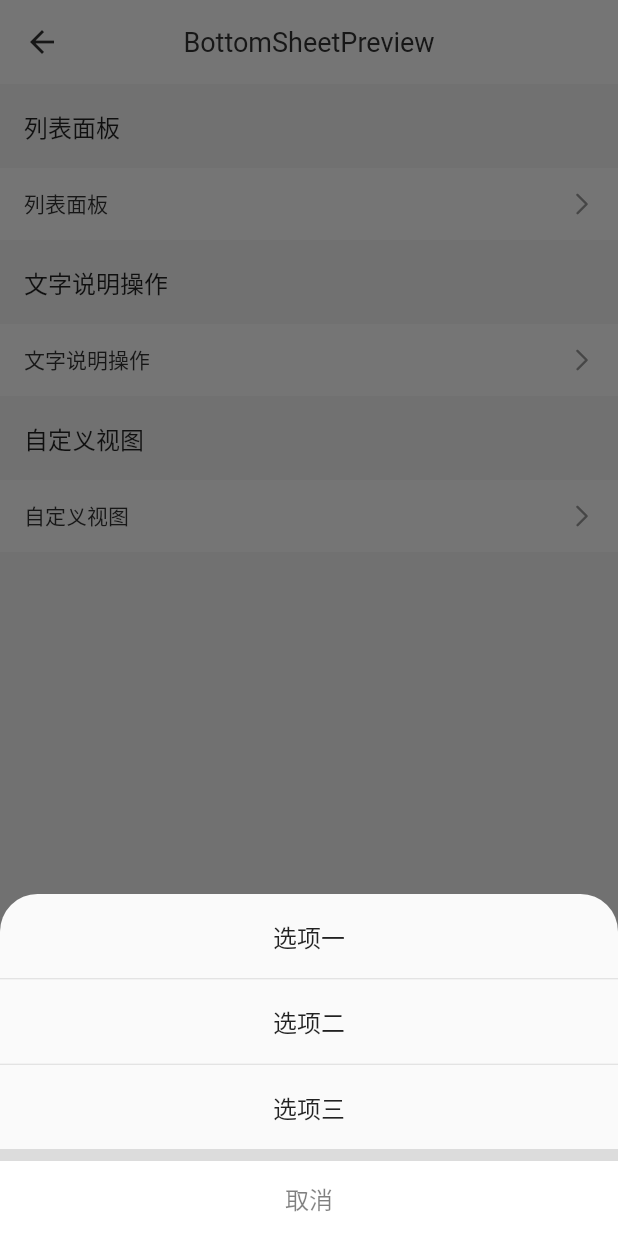
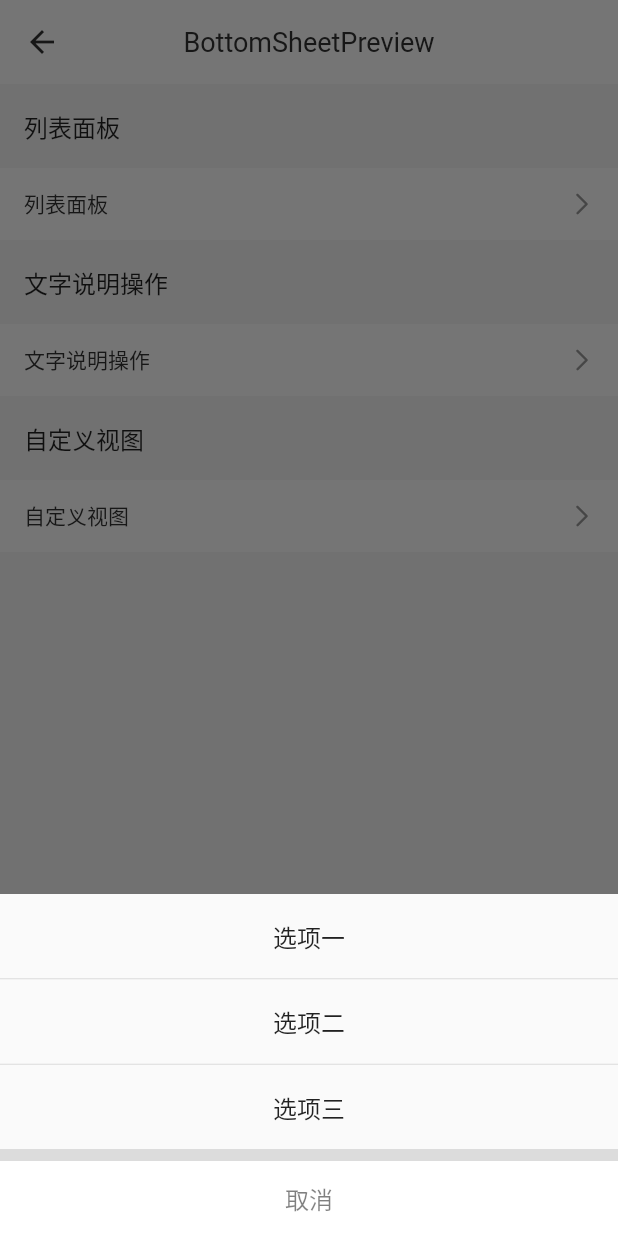
Before and after one commit to hello-coder-xu/voo, a Flutter app: the BottomSheetPage screen opened directly, after a tap on "列表面板", on a phone screen of 412 x 824 dp. Run offline on Flutter 3.47's test engine with Material 2 defaults, Android fonts, the phone set to English and light mode, and no system bars; statements that could not run were skipped.

Commit message:
调整部分文件

```diff
--- a/example/lib/page/bottomsheet/index.dart
+++ b/example/lib/page/bottomsheet/index.dart
@@ -43,10 +43,8 @@ class BottomSheetPage extends StatelessWidget {
 
   //
   void listPanel(BuildContext context) {
-    showModalBottomSheet(
+    VooBottomSheet.showListView(
       context: context,
-      shape: RoundedRectangleBorder(borderRadius: BorderRadius.vertical(top: Radius.circular(25.0))),
-      builder: (context) => VBottomSheetOptionView(
       list: ["选项一", "选项二", "选项三"],
       onSelect: (value) {
         VooToast.showToast(context, msg: value);
@@ -54,16 +52,13 @@ class BottomSheetPage extends StatelessWidget {
       onCancel: () {
         VooToast.showToast(context, msg: '点击取消');
       },
-      ),
     );
   }
 
   //
   void textOperation(BuildContext context) {
-    showModalBottomSheet(
+    VooBottomSheet.showDescribeView(
       context: context,
-      shape: RoundedRectangleBorder(borderRadius: BorderRadius.vertical(top: Radius.circular(25.0))),
-      builder: (context) => VBottomSheetTextView(
       child: Container(
         padding: EdgeInsets.all(16),
         child: Text('这是一个不可逆转的操作，用户需谨慎考虑再做出选择，这里是一个再次确认提醒。'),
@@ -74,15 +69,14 @@ class BottomSheetPage extends StatelessWidget {
       onCancel: () {
         VooToast.showToast(context, msg: '点击取消');
       },
-      ),
     );
   }
 
   //
   void customOperation(BuildContext context) {
-    showModalBottomSheet(
+    VooBottomSheet.showCustomView(
       context: context,
-      builder: (context) => Container(
+      child: Container(
         height: 300,
         child: Column(
           mainAxisAlignment: MainAxisAlignment.center,
--- a/example/lib/page/cell_password/index.dart
+++ b/example/lib/page/cell_password/index.dart
@@ -1,6 +1,10 @@
+import 'package:voo/button/index.dart';
+import 'package:voo/cell/voo_cell_field.dart';
+import 'package:voo/field/index.dart';
+
 import '../../comm/ui_component.dart';
 import 'package:flutter/material.dart';
-import 'package:voo/voo.dart';
+
 
 ///密码输入框
 class PasswordCellPage extends StatelessWidget {
--- a/example/lib/page/collapse/index.dart
+++ b/example/lib/page/collapse/index.dart
@@ -1,6 +1,9 @@
+import 'package:voo/collapse/voo_collapse_bean.dart';
+import 'package:voo/collapse/voo_group_collapse.dart';
+
 import '../../comm/ui_component.dart';
 import 'package:flutter/material.dart';
-import 'package:voo/voo.dart';
+
 
 ///折叠视图
 class CollapsePage extends StatefulWidget {
--- a/example/lib/page/dialog/index.dart
+++ b/example/lib/page/dialog/index.dart
@@ -1,6 +1,9 @@
+import 'package:voo/dialog/index.dart';
+import 'package:voo/icon/index.dart';
+import 'package:voo/toast/index.dart';
+
 import '../../comm/ui_component.dart';
 import 'package:flutter/material.dart';
-import 'package:voo/voo.dart';
 
 ///对话框
 class DialogPage extends StatelessWidget {
--- a/example/lib/page/error/index.dart
+++ b/example/lib/page/error/index.dart
@@ -1,6 +1,7 @@
+import 'package:voo/error_page/index.dart';
+
 import '../../comm/ui_component.dart';
 import 'package:flutter/material.dart';
-import 'package:voo/voo.dart';
 
 ///异常页面
 class ErrorPage extends StatelessWidget {
--- a/example/lib/page/filter/index.dart
+++ b/example/lib/page/filter/index.dart
@@ -1,8 +1,12 @@
 import 'package:example/comm/platform_utils.dart';
+import 'package:voo/filter/index.dart';
+import 'package:voo/filter/voo_filter_bean.dart';
+import 'package:voo/filter/voo_filter_content.dart';
+import 'package:voo/filter/voo_filter_tab.dart';
 
 import '../../comm/ui_component.dart';
 import 'package:flutter/material.dart';
-import 'package:voo/voo.dart';
+
 
 ///筛选页面
 class FilterPage extends StatefulWidget {
--- a/example/lib/page/guide/index.dart
+++ b/example/lib/page/guide/index.dart
@@ -1,6 +1,9 @@
+import 'package:voo/button/index.dart';
+import 'package:voo/guide/voo_mask.dart';
+import 'package:voo/util/index.dart';
+
 import '../../comm/ui_component.dart';
 import 'package:flutter/material.dart';
-import 'package:voo/voo.dart';
 
 ///蒙版页面
 class GuidePage extends StatefulWidget {
--- a/example/lib/page/picker/date_time_picker.dart
+++ b/example/lib/page/picker/date_time_picker.dart
@@ -1,6 +1,9 @@
+import 'package:voo/picker/picker_bean.dart';
+import 'package:voo/picker/voo_picker.dart';
+import 'package:voo/toast/index.dart';
+
 import '../../comm/ui_component.dart';
 import 'package:flutter/material.dart';
-import 'package:voo/voo.dart';
 
 ///时间选择器
 class DateTimePickerPage extends StatelessWidget {
--- a/example/lib/page/search_bar/index.dart
+++ b/example/lib/page/search_bar/index.dart
@@ -1,6 +1,9 @@
+import 'package:voo/field/index.dart';
+import 'package:voo/icon/index.dart';
+import 'package:voo/search_bar/index.dart';
+
 import '../../comm/ui_component.dart';
 import 'package:flutter/material.dart';
-import 'package:voo/voo.dart';
 
 ///搜索栏
 class SearchBarPage extends StatelessWidget {
--- a/example/pubspec.yaml
+++ b/example/pubspec.yaml
@@ -11,7 +11,7 @@ dependencies:
   flutter:
     sdk: flutter
 
-  cupertino_icons: ^1.0.1
+  cupertino_icons: ^0.1.3
   voo:
     path: ../
 
--- a/lib/bottom_sheet/index.dart
+++ b/lib/bottom_sheet/index.dart
@@ -1,4 +1,145 @@
 import 'package:flutter/material.dart';
+
+class VooBottomSheet {
+  //底部菜单-列表
+  static Future showListView({
+    @required BuildContext context,
+    List<String> list,
+    Color backgroundColor,
+    double elevation,
+    ShapeBorder shape,
+    Clip clipBehavior,
+    Color barrierColor,
+    bool isScrollControlled = false,
+    bool useRootNavigator = false,
+    bool isDismissible = true,
+    bool enableDrag = true,
+    RouteSettings routeSettings,
+    bool isTopRound = false,
+    Function(String value) onSelect,
+    VoidCallback onCancel,
+  }) {
+    WidgetBuilder builder = (context) => VBottomSheetOptionView(list: list, onSelect: onSelect, onCancel: onCancel);
+    return _show(
+      context: context,
+      builder: builder,
+      backgroundColor: backgroundColor,
+      elevation: elevation,
+      shape: shape ?? isTopRound
+          ? RoundedRectangleBorder(borderRadius: BorderRadius.vertical(top: Radius.circular(25.0)))
+          : null,
+      clipBehavior: clipBehavior,
+      barrierColor: barrierColor,
+      isScrollControlled: isScrollControlled,
+      useRootNavigator: useRootNavigator,
+      isDismissible: isDismissible,
+      enableDrag: enableDrag,
+      routeSettings: routeSettings,
+    );
+  }
+
+  static Future showDescribeView({
+    @required BuildContext context,
+    @required Widget child,
+    Color backgroundColor,
+    double elevation,
+    ShapeBorder shape,
+    Clip clipBehavior,
+    Color barrierColor,
+    bool isScrollControlled = false,
+    bool useRootNavigator = false,
+    bool isDismissible = true,
+    bool enableDrag = true,
+    RouteSettings routeSettings,
+    bool isTopRound = false,
+    VoidCallback onDelete,
+    VoidCallback onCancel,
+  }) {
+    WidgetBuilder builder = (context) => VBottomSheetTextView(child: child, onDelete: onDelete, onCancel: onCancel);
+    return _show(
+      context: context,
+      builder: builder,
+      backgroundColor: backgroundColor,
+      elevation: elevation,
+      shape: shape ?? isTopRound
+          ? RoundedRectangleBorder(borderRadius: BorderRadius.vertical(top: Radius.circular(25.0)))
+          : null,
+      clipBehavior: clipBehavior,
+      barrierColor: barrierColor,
+      isScrollControlled: isScrollControlled,
+      useRootNavigator: useRootNavigator,
+      isDismissible: isDismissible,
+      enableDrag: enableDrag,
+      routeSettings: routeSettings,
+    );
+  }
+
+  static Future showCustomView({
+    @required BuildContext context,
+    @required Widget child,
+    Color backgroundColor,
+    double elevation,
+    ShapeBorder shape,
+    Clip clipBehavior,
+    Color barrierColor,
+    bool isScrollControlled = false,
+    bool useRootNavigator = false,
+    bool isDismissible = true,
+    bool enableDrag = true,
+    RouteSettings routeSettings,
+    bool isTopRound = false,
+    Function(String value) onSelect,
+    VoidCallback onCancel,
+  }) {
+    WidgetBuilder builder = (context) => child;
+    return _show(
+      context: context,
+      builder: builder,
+      backgroundColor: backgroundColor,
+      elevation: elevation,
+      shape: shape ?? isTopRound
+          ? RoundedRectangleBorder(borderRadius: BorderRadius.vertical(top: Radius.circular(25.0)))
+          : null,
+      clipBehavior: clipBehavior,
+      barrierColor: barrierColor,
+      isScrollControlled: isScrollControlled,
+      useRootNavigator: useRootNavigator,
+      isDismissible: isDismissible,
+      enableDrag: enableDrag,
+      routeSettings: routeSettings,
+    );
+  }
+
+  static Future _show({
+    @required BuildContext context,
+    WidgetBuilder builder,
+    Color backgroundColor,
+    double elevation,
+    ShapeBorder shape,
+    Clip clipBehavior,
+    Color barrierColor,
+    bool isScrollControlled = false,
+    bool useRootNavigator = false,
+    bool isDismissible = true,
+    bool enableDrag = true,
+    RouteSettings routeSettings,
+  }) {
+    return showModalBottomSheet(
+      context: context,
+      builder: builder,
+      backgroundColor: backgroundColor,
+      elevation: elevation,
+      shape: shape,
+      clipBehavior: clipBehavior,
+      barrierColor: barrierColor,
+      isScrollControlled: isScrollControlled,
+      useRootNavigator: useRootNavigator,
+      isDismissible: isDismissible,
+      enableDrag: enableDrag,
+      routeSettings: routeSettings,
+    );
+  }
+}
 
 ///列表选择视图
 class VBottomSheetOptionView extends StatelessWidget {
```
Also changed, not shown: example/lib/page/field/index.dart (+6 -1 lines), example/lib/page/form/index.dart (+7 -1 lines), example/lib/page/picker/picker.dart (+7 -1 lines), example/lib/page/toast/index.dart (+8 -6 lines). Lines whose indentation alone changed are shown as unchanged.
